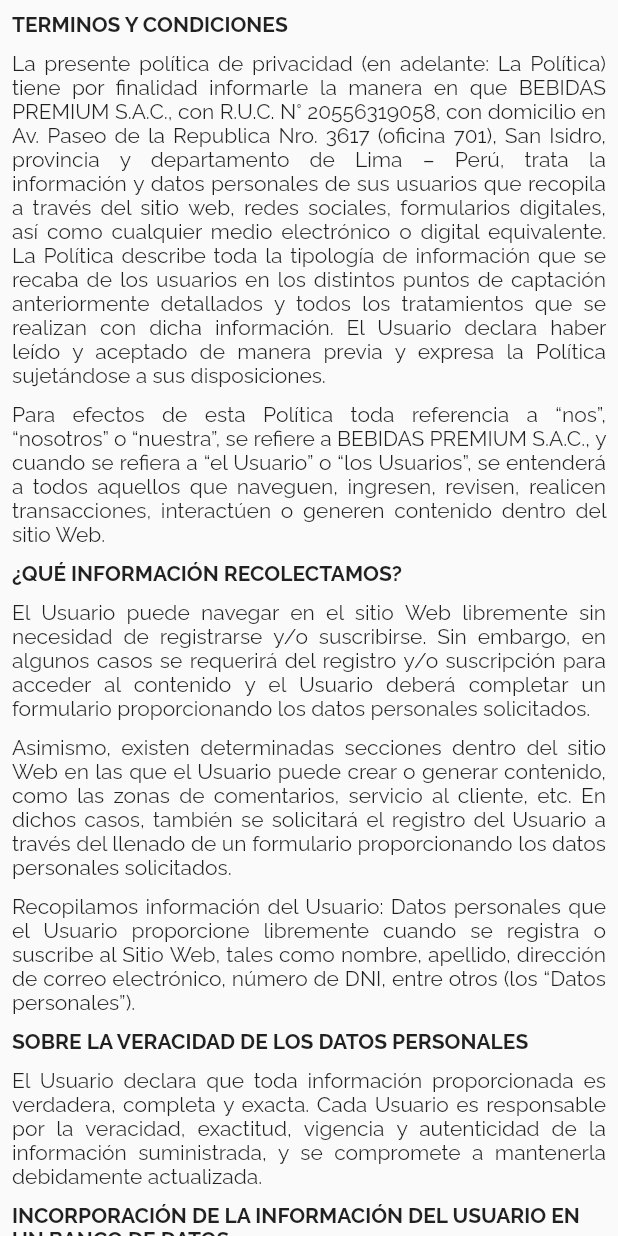
After one commit to ricardocotillo/wc_app, a Flutter app: the TermsView screen opened directly, on a phone screen of 412 x 824 dp. The commit adds this screen. Run offline on Flutter 3.47's test engine with Material 2 defaults, Android fonts, the phone set to English and light mode, and no system bars; our stand-ins replace cached_network_image, flutter_secure_storage, font_awesome_flutter, geocoding, google_fonts, google_maps_flutter and 4 more; missing offline and left inert: culqi_flutter, search_map_place, woocommerce; accounts and stored records are empty.

Commit message:
added terms view

```diff
--- a/lib/components/drawer.component.dart
+++ b/lib/components/drawer.component.dart
@@ -7,6 +7,7 @@ import 'package:wc_app/providers/customer.provider.dart';
 import 'package:wc_app/views/account/account.view.dart';
 import 'package:wc_app/views/account/history.view.dart';
 import 'package:wc_app/views/auth/login.view.dart';
+import 'package:wc_app/views/terms.view.dart';
 
 class DrawerComponent extends StatelessWidget {
   @override
@@ -67,6 +68,20 @@ class DrawerComponent extends StatelessWidget {
                     ),
                     title: Text('Ingresar'),
                   ),
+            Flexible(
+              fit: FlexFit.tight,
+              flex: 2,
+              child: Align(
+                alignment: Alignment.bottomCenter,
+                child: ListTile(
+                  onTap: () => Navigator.of(context).push(MaterialPageRoute(
+                    builder: (context) => TermsView(),
+                  )),
+                  leading: Icon(Icons.sticky_note_2),
+                  title: Text('Términos y condiciones'),
+                ),
+              ),
+            ),
           ],
         ),
       ),
--- /dev/null
+++ b/lib/views/terms.view.dart
@@ -0,0 +1,242 @@
+import 'package:flutter/material.dart';
+import 'package:flutter/widgets.dart';
+
+class TermsView extends StatelessWidget {
+  final TextStyle _titleStyle = TextStyle(
+    fontWeight: FontWeight.bold,
+    fontSize: 14,
+  );
+  @override
+  Widget build(BuildContext context) {
+    return Scaffold(
+      body: SafeArea(
+        child: SingleChildScrollView(
+          child: Padding(
+            padding: const EdgeInsets.all(8.0),
+            child: Column(
+              crossAxisAlignment: CrossAxisAlignment.start,
+              children: [
+                Text(
+                  'TERMINOS Y CONDICIONES',
+                  style: _titleStyle,
+                ),
+                SizedBox(
+                  height: 10,
+                ),
+                Text(
+                  'La presente política de privacidad (en adelante: La Política) tiene por finalidad informarle la manera en que BEBIDAS PREMIUM S.A.C., con R.U.C. N° 20556319058, con domicilio en Av. Paseo de la Republica Nro. 3617 (oficina 701), San Isidro, provincia y departamento de Lima – Perú, trata la información y datos personales de sus usuarios que recopila a través del sitio web, redes sociales, formularios digitales, así como cualquier medio electrónico o digital equivalente. La Política describe toda la tipología de información que se recaba de los usuarios en los distintos puntos de captación anteriormente detallados y todos los tratamientos que se realizan con dicha información. El Usuario declara haber leído y aceptado de manera previa y expresa la Política sujetándose a sus disposiciones.',
+                  textAlign: TextAlign.justify,
+                ),
+                SizedBox(
+                  height: 10,
+                ),
+                Text(
+                  'Para efectos de esta Política toda referencia a “nos”, “nosotros” o “nuestra”, se refiere a BEBIDAS PREMIUM S.A.C., y cuando se refiera a “el Usuario” o “los Usuarios”, se entenderá a todos aquellos que naveguen, ingresen, revisen, realicen transacciones, interactúen o generen contenido dentro del sitio Web.',
+                  textAlign: TextAlign.justify,
+                ),
+                SizedBox(
+                  height: 10,
+                ),
+                Text(
+                  '¿QUÉ INFORMACIÓN RECOLECTAMOS?',
+                  style: _titleStyle,
+                ),
+                SizedBox(
+                  height: 10,
+                ),
+                Text(
+                  'El Usuario puede navegar en el sitio Web libremente sin necesidad de registrarse y/o suscribirse. Sin embargo, en algunos casos se requerirá del registro y/o suscripción para acceder al contenido y el Usuario deberá completar un formulario proporcionando los datos personales solicitados.',
+                  textAlign: TextAlign.justify,
+                ),
+                SizedBox(
+                  height: 10,
+                ),
+                Text(
+                  'Asimismo, existen determinadas secciones dentro del sitio Web en las que el Usuario puede crear o generar contenido, como las zonas de comentarios, servicio al cliente, etc. En dichos casos, también se solicitará el registro del Usuario a través del llenado de un formulario proporcionando los datos personales solicitados.',
+                  textAlign: TextAlign.justify,
+                ),
+                SizedBox(
+                  height: 10,
+                ),
+                Text(
+                  'Recopilamos información del Usuario: Datos personales que el Usuario proporcione libremente cuando se registra o suscribe al Sitio Web, tales como nombre, apellido, dirección de correo electrónico, número de DNI, entre otros (los “Datos personales”).',
+                  textAlign: TextAlign.justify,
+                ),
+                SizedBox(
+                  height: 10,
+                ),
+                Text(
+                  'SOBRE LA VERACIDAD DE LOS DATOS PERSONALES',
+                  style: _titleStyle,
+                ),
+                SizedBox(
+                  height: 10,
+                ),
+                Text(
+                  'El Usuario declara que toda información proporcionada es verdadera, completa y exacta. Cada Usuario es responsable por la veracidad, exactitud, vigencia y autenticidad de la información suministrada, y se compromete a mantenerla debidamente actualizada.',
+                  textAlign: TextAlign.justify,
+                ),
+                SizedBox(
+                  height: 10,
+                ),
+                Text(
+                  'INCORPORACIÓN DE LA INFORMACIÓN DEL USUARIO EN UN BANCO DE DATOS',
+                  style: _titleStyle,
+                ),
+                SizedBox(
+                  height: 10,
+                ),
+                Text(
+                  'De acuerdo a lo establecido en la Ley N° 29733, Ley de Protección de Datos Personales, y el Decreto Supremo N° 003-2013-JUS, por el que se aprueba su Reglamento, BEBIDAS PREMIUM S.A.C. informa a los Usuarios del Sitios Web que la Información del Usuario será incorporada a su banco de información.',
+                  textAlign: TextAlign.justify,
+                ),
+                SizedBox(
+                  height: 10,
+                ),
+                Text(
+                  'A través de la presente Política de Privacidad el Usuario da su consentimiento expreso para la inclusión de su información en los mencionados bancos de datos.',
+                  textAlign: TextAlign.justify,
+                ),
+                SizedBox(
+                  height: 10,
+                ),
+                Text(
+                  '¿PARA QUÉ UTILIZAMOS LA INFORMACIÓN DEL USUARIO?',
+                  style: _titleStyle,
+                ),
+                SizedBox(
+                  height: 10,
+                ),
+                Text(
+                  'La Información del Usuario será tratada a fin de:',
+                  textAlign: TextAlign.justify,
+                ),
+                SizedBox(
+                  height: 10,
+                ),
+                Text(
+                  'Atender y procesar solicitudes de registro y/o suscripción de Usuarios, brindar soporte al Usuario, validar la veracidad de la información proporcionada y atender consultas del Usuario.',
+                  textAlign: TextAlign.justify,
+                ),
+                SizedBox(
+                  height: 10,
+                ),
+                Text(
+                  'Gestionar los concursos y promociones que se realicen con los Usuarios. Informar sobre los ganadores de premios, promociones, concursos y/o sorteos realizados. Los Usuarios que participen en las promociones, concursos o sorteos mencionados, autorizan expresamente a que BEBIDAS PREMIUM S.A.C. utilice de manera gratuita y por los medios que estime convenientes, los datos personales e imágenes de los ganadores.',
+                  textAlign: TextAlign.justify,
+                ),
+                SizedBox(
+                  height: 10,
+                ),
+                Text(
+                  'Transferir la Información del Usuario a empresas que brinden servicios basados en infraestructura en la nube en el extranjero, a fin de poder alojar, almacenar, procesar y ejecutar la Información del Usuario.',
+                  textAlign: TextAlign.justify,
+                ),
+                SizedBox(
+                  height: 10,
+                ),
+                Text(
+                  'Tratamiento con fines comerciales, publicitarios y/o promocionales con las siguientes finalidades:',
+                  textAlign: TextAlign.justify,
+                ),
+                SizedBox(
+                  height: 10,
+                ),
+                Text(
+                  '(i) Realizar estudios internos sobre los intereses, comportamientos y hábitos de conducta de los Usuarios a fin de poder enriquecer y complementar la Información del Usuario y de este modo ofrecer a los Usuarios un mejor servicio de acuerdo a sus necesidades específicas. Ello permitirá el envío de contenido personalizado sobre la base de sus intereses, ya sea a través del sitio web, como a través de otros medios no electrónicos.',
+                  textAlign: TextAlign.justify,
+                ),
+                SizedBox(
+                  height: 10,
+                ),
+                Text(
+                  '¿CÓMO RESGUARDAMOS LA INFORMACIÓN DEL USUARIO?',
+                  style: _titleStyle,
+                ),
+                SizedBox(
+                  height: 10,
+                ),
+                Text(
+                  'BEBIDAS PREMIUM S.A.C. adopta las medidas técnicas y organizativas necesarias para garantizar la protección de la Información del Usuario y evitar su alteración, pérdida, tratamiento y/o acceso no autorizado, habida cuenta del estado de la técnica, la naturaleza de los datos almacenados y los riesgos a que están expuestos, todo ello, conforme a lo establecido por la Ley de Protección de Datos Personales, su Reglamento y la Directiva de Seguridad.',
+                  textAlign: TextAlign.justify,
+                ),
+                SizedBox(
+                  height: 10,
+                ),
+                Text(
+                  'En este sentido, BEBIDAS PREMIUM S.A.C. usará los estándares de la industria en materia de protección de la confidencialidad de la Información del Usuario.',
+                  textAlign: TextAlign.justify,
+                ),
+                SizedBox(
+                  height: 10,
+                ),
+                Text(
+                  'BEBIDAS PREMIUM S.A.C. emplea diversas técnicas de seguridad para proteger tales datos de accesos no autorizados. Sin perjuicio de ello, BEBIDAS PREMIUM S.A.C. no se hace responsable por interceptaciones ilegales o violación de sus sistemas o bases de datos por parte de personas no autorizadas, así como la indebida utilización de la información obtenida por esos medios, o de cualquier intromisión ilegítima que escape al control de BEBIDAS PREMIUM S.A.C. y que no le sea imputable.',
+                  textAlign: TextAlign.justify,
+                ),
+                SizedBox(
+                  height: 10,
+                ),
+                Text(
+                  'BEBIDAS PREMIUM S.A.C. tampoco se hace responsable de posibles daños o perjuicios que se pudieran derivar de interferencias, omisiones, interrupciones, virus informáticos, averías telefónicas o desconexiones en el funcionamiento operativo de este sistema electrónico, motivadas por causas ajenas a BEBIDAS PREMIUM S.A.C.; de retrasos o bloqueos en el uso de la plataforma informática causados por deficiencias o sobrecargas en el Centro de Procesos de Datos, en el sistema de Internet o en otros sistemas electrónicos.',
+                  textAlign: TextAlign.justify,
+                ),
+                SizedBox(
+                  height: 10,
+                ),
+                Text(
+                  'INFORMACIÓN DEL USUARIO SOLICITADA POR AUTORIDADES PÚBLICAS',
+                  style: _titleStyle,
+                ),
+                SizedBox(
+                  height: 10,
+                ),
+                Text(
+                  'BEBIDAS PREMIUM S.A.C. se compromete a no divulgar o compartir la Información del Usuario sin que se haya prestado el debido consentimiento para ello, con excepción de los siguientes casos:',
+                  textAlign: TextAlign.justify,
+                ),
+                SizedBox(
+                  height: 10,
+                ),
+                Text(
+                  '- Solicitud de información de autoridades públicas en ejercicio de sus funciones y el ámbito de sus competencias.\n- Solicitud de información en virtud de órdenes judiciales.\n- Solicitud de información en virtud de disposiciones legales.',
+                  textAlign: TextAlign.justify,
+                ),
+                SizedBox(
+                  height: 10,
+                ),
+                Text(
+                  'MODIFICACIONES DE LAS POLÍTICAS DE PRIVACIDAD',
+                  style: _titleStyle,
+                ),
+                SizedBox(
+                  height: 10,
+                ),
+                Text(
+                  'BEBIDAS PREMIUM S.A.C. se reserva expresamente el derecho a modificar, actualizar o completar en cualquier momento la presente Política.',
+                  textAlign: TextAlign.justify,
+                ),
+                SizedBox(
+                  height: 10,
+                ),
+                Text(
+                  'Cualquier modificación, actualización o ampliación producida en la presente Política será inmediatamente publicada en los Sitios Web y las Aplicaciones y se le solicitará su aceptación al ingresar a las mismas.',
+                  textAlign: TextAlign.justify,
+                ),
+                SizedBox(
+                  height: 10,
+                ),
+                Text(
+                  'Fecha de última actualización: 14/09/2020.',
+                  style: TextStyle(
+                    fontWeight: FontWeight.bold,
+                  ),
+                ),
+              ],
+            ),
+          ),
+        ),
+      ),
+    );
+  }
+}
```
